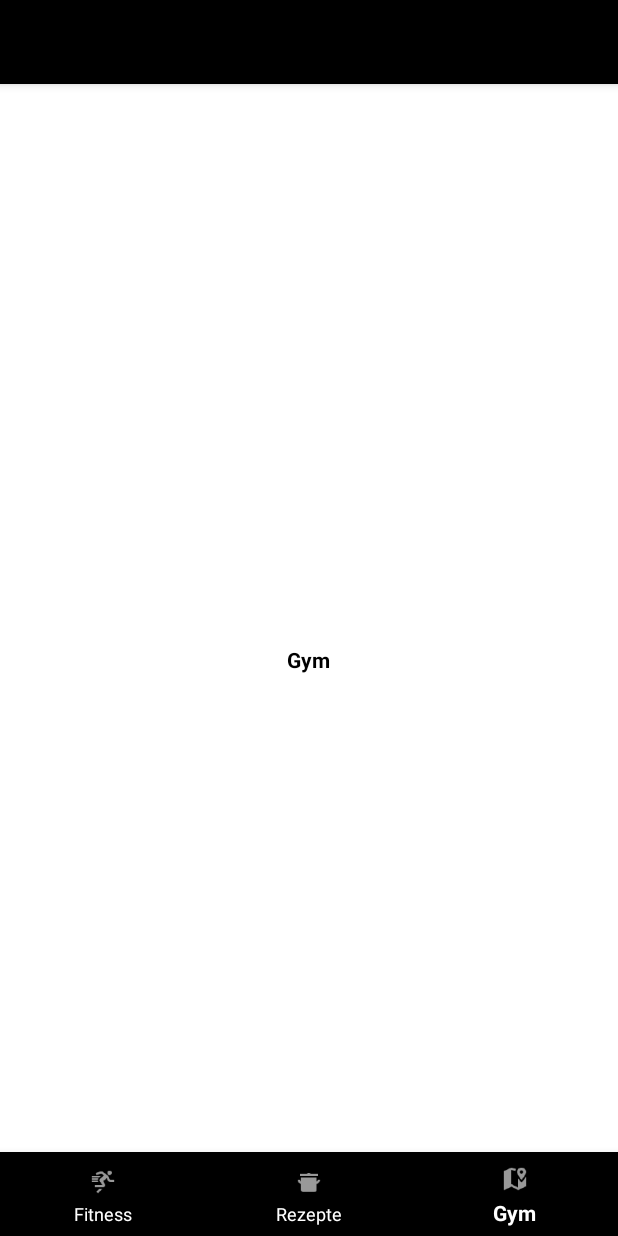
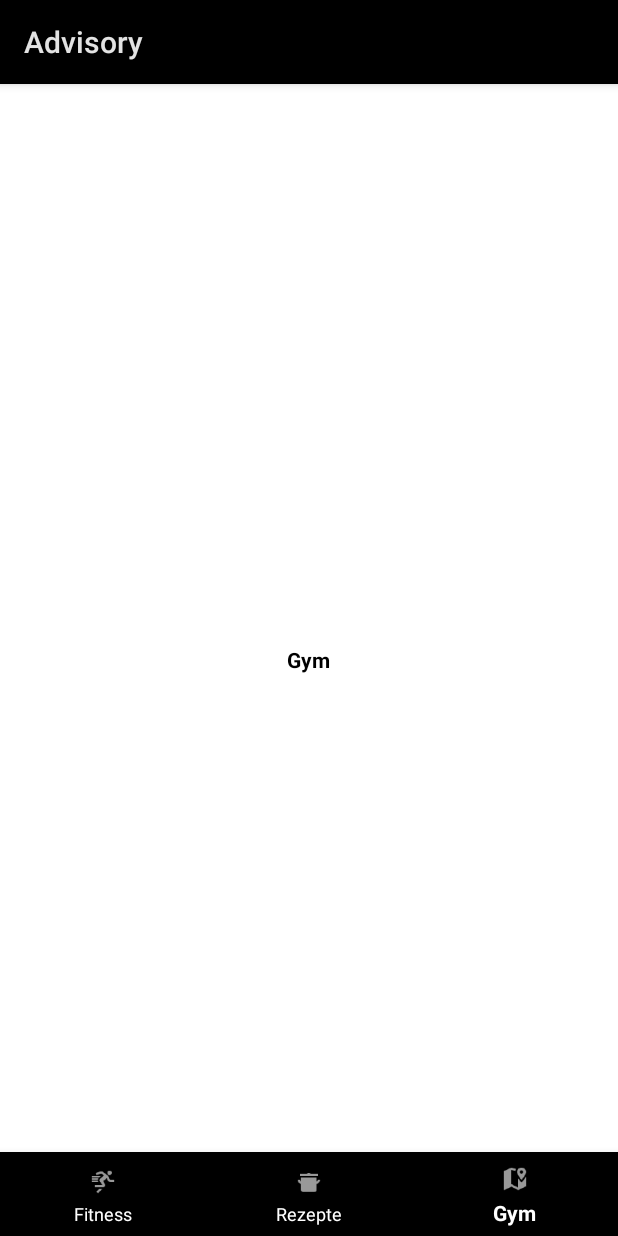
Before and after one commit to Marcel1605/Advisory, an Android app: the screen it shows after launch (MainActivity), item 3 of the bottom bar chosen, on a phone screen of 412 x 824 dp. Run offline under Robolectric (Android 15) with nearby library versions, the phone set to English and light mode, and no system bars; our stand-ins replace Picasso; libraries missing offline, so code that uses them is left out: com.google.api.client, com.google.api.services; pictures from the network do not load; 5 statements that could not run were skipped.

Commit message:
Bug fixes (z.B beim Bildschirm drehen), Header color (Header wieder sichtbar), UI Arbeiten, YouTube Intent bei Fitness Fragment

```diff
--- a/app/src/main/java/de/dhbw/advisory/FitnessFragment.java
+++ b/app/src/main/java/de/dhbw/advisory/FitnessFragment.java
@@ -1,6 +1,9 @@
 package de.dhbw.advisory;
 
 import android.app.ProgressDialog;
+import android.content.ActivityNotFoundException;
+import android.content.Intent;
+import android.net.Uri;
 import android.os.AsyncTask;
 import android.os.Bundle;
 import android.support.annotation.Nullable;
@@ -26,6 +29,7 @@ import com.squareup.picasso.Picasso;
 public class FitnessFragment extends Fragment implements IYoutubeCardView {
     private ProgressDialog alertDialog;
     private ViewGroup container;
+    private LayoutInflater inflater;
 
     public FitnessFragment(){ }
 
@@ -33,9 +37,24 @@ public class FitnessFragment extends Fragment implements IYoutubeCardView {
         alertDialog.dismiss();
     }
 
-    public void addCard(SearchResult item) {
-        LinearLayout root = (LinearLayout) getView().findViewById(R.id.youtubeRoot);
-        View view = LayoutInflater.from(getContext()).inflate(R.layout.card, root, false);
+    public void addCard(final SearchResult item) {
+        LinearLayout root = (LinearLayout) this.container.findViewById(R.id.youtubeRoot);
+        View view = inflater.inflate(R.layout.card, root, false);
+        view.setOnClickListener(new View.OnClickListener() {
+            @Override
+            public void onClick(View v) {
+                //startActivity(new Intent(Intent.ACTION_VIEW, Uri.parse("https://www.youtube.com/watch?v=" + item.getId().getVideoId())));
+                try {
+                    Intent intent = new Intent(Intent.ACTION_VIEW, Uri.parse("vnd.youtube://" + item.getId().getVideoId()));
+                    intent.setFlags(Intent.FLAG_ACTIVITY_NEW_TASK);
+                    startActivity(intent);
+                } catch (ActivityNotFoundException e) {
+                    // if youtube is not installed it will be opened in another available app
+                    Intent i = new Intent(Intent.ACTION_VIEW, Uri.parse("https://youtube.com/embed/" + item.getId().getVideoId() + "?autoplay=1"));
+                    startActivity(i);
+                }
+            }
+        });
         TextView tv = (TextView) view.findViewById(R.id.videoTitle);
         tv.setText(item.getSnippet().getTitle());
 
@@ -54,20 +73,15 @@ public class FitnessFragment extends Fragment implements IYoutubeCardView {
     @Override
     public View onCreateView(LayoutInflater inflater, ViewGroup container, Bundle savedInstanceState) {
         this.container = container;
-        return inflater.inflate(R.layout.fragment_fitness, container, false);
-    }
-
-    @Override
-    public void onActivityCreated(@Nullable Bundle savedInstanceState) {
-        super.onActivityCreated(savedInstanceState);
-
+        this.inflater = inflater;
         alertDialog = new ProgressDialog(getContext());
         alertDialog.setMessage(getResources().getString(R.string.loader));
         alertDialog.setCancelable(false);
         alertDialog.show();
-
         AsyncTask<String, Void, AsyncTaskResult> task = new YoutubeSearch(getContext(), this);
         task.execute("Bizeps Übungen");
+
+        return inflater.inflate(R.layout.fragment_fitness, container, false);
     }
 
     @Override
--- a/app/src/main/java/de/dhbw/advisory/MainActivity.java
+++ b/app/src/main/java/de/dhbw/advisory/MainActivity.java
@@ -8,6 +8,7 @@ import android.support.v4.app.FragmentTransaction;
 import android.support.v7.app.AppCompatActivity;
 import android.os.Bundle;
 import android.view.MenuItem;
+import android.view.Window;
 
 public class MainActivity extends AppCompatActivity implements BottomNavigationView.OnNavigationItemSelectedListener{
 
@@ -23,14 +24,13 @@ public class MainActivity extends AppCompatActivity implements BottomNavigationV
         _bottomNavigation = (BottomNavigationView) findViewById(R.id.bottom_navigation);
         _fragmentManager = getSupportFragmentManager();
 
-        //Fitness Fragment als erstes Fragment hinzufügen
-        _fragment = new FitnessFragment();
-        FragmentTransaction transaction = _fragmentManager.beginTransaction();
-        transaction.replace(R.id.main_container, _fragment).commit();
-
+        //Beim initialen Activity-Start Fitness Fragment als erstes Fragment hinzufügen
+        if (savedInstanceState == null) {
+            _fragment = new FitnessFragment();
+            FragmentTransaction transaction = _fragmentManager.beginTransaction();
+            transaction.replace(R.id.main_container, _fragment).commit();
+        }
         _bottomNavigation.setOnNavigationItemSelectedListener(this);
-
-
     }
 
         @Override
--- a/app/src/main/res/layout/fragment_fitness.xml
+++ b/app/src/main/res/layout/fragment_fitness.xml
@@ -3,17 +3,17 @@
     xmlns:tools="http://schemas.android.com/tools"
     android:layout_width="match_parent"
     android:layout_height="match_parent"
-    android:background="@color/white"
+    android:background="@color/contentBackground"
     tools:context="de.dhbw.advisory.FitnessFragment">
 
     <ScrollView
         android:id="@+id/scrollView1"
-        android:background="#000000"
         android:layout_width="match_parent"
         android:fillViewport="true"
         android:layout_height="match_parent" >
      <LinearLayout xmlns:android="http://schemas.android.com/apk/res/android"
         android:layout_width="fill_parent"
+         android:paddingTop="8dp"
         android:id="@+id/youtubeRoot"
         android:layout_height="fill_parent"
         android:orientation="vertical" />
--- a/app/src/main/res/layout/fragment_rezepte.xml
+++ b/app/src/main/res/layout/fragment_rezepte.xml
@@ -4,7 +4,7 @@
     xmlns:tools="http://schemas.android.com/tools"
     android:layout_width="match_parent"
     android:layout_height="match_parent"
-    android:background="@color/white"
+    android:background="@color/contentBackground"
     tools:context="de.dhbw.advisory.RezepteFragment">
 
     <ScrollView xmlns:android="http://schemas.android.com/apk/res/android"
--- a/app/src/main/res/values/colors.xml
+++ b/app/src/main/res/values/colors.xml
@@ -1,12 +1,11 @@
 <?xml version="1.0" encoding="utf-8"?>
 <resources>
     <color name="colorPrimary">#000000</color>
-    <color name="colorPrimaryDark">#D6D6D6</color>
-    <color name="colorAccent">#3EE90C</color>
+    <color name="colorPrimaryDark">#E3E3E3</color>
+    <color name="colorAccent">#009688</color>
     <color name="white">#FFFFFF</color>
     <color name="black">#000000</color>
 
-    <!-- Youtube CardView -->
-    <color name="viewBg">#f1f5f8</color>
-    <color name="album_title">#4c4c4c</color>
+    <!-- Background color -->
+    <color name="contentBackground">#FFFFFF</color>
 </resources>
--- a/app/src/main/res/values/styles.xml
+++ b/app/src/main/res/values/styles.xml
@@ -6,6 +6,14 @@
         <item name="colorPrimary">@color/colorPrimary</item>
         <item name="colorPrimaryDark">@color/colorPrimaryDark</item>
         <item name="colorAccent">@color/colorAccent</item>
+        <item name="actionBarStyle">@style/ActionBar</item>
     </style>
 
+    <style name="ActionBar" parent="@style/Widget.AppCompat.ActionBar.Solid">
+        <item name="titleTextStyle">@style/TitleTextStyle</item>
+    </style>
+
+    <style name="TitleTextStyle" parent="@style/TextAppearance.AppCompat.Widget.ActionBar.Title">
+        <item name="android:textColor">#E3E3E3</item>
+    </style>
 </resources>
```
Also changed, not shown: app/src/main/res/layout/card.xml (+14 -8 lines).
